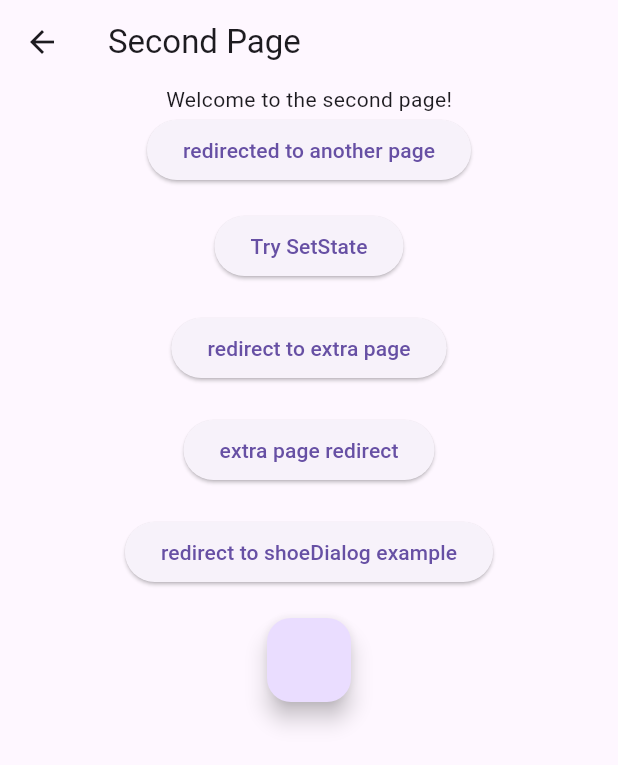
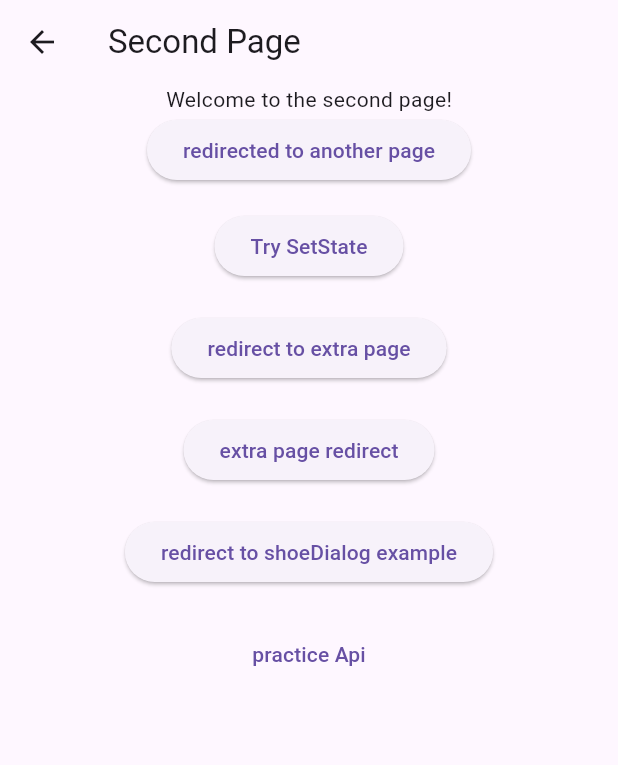
Before and after one commit to indrajeet62051/practice_flutter, a Flutter app: the SecondPage screen opened directly, on a phone screen of 412 x 824 dp. Shown: the top 765 px of the screen. Run offline on Flutter 3.47's test engine with Material 3 defaults, Android fonts, the phone set to English and light mode, and no system bars.

Commit message:
practice

```diff
--- a/lib/main.dart
+++ b/lib/main.dart
@@ -112,7 +112,7 @@ class SecondPage extends StatelessWidget {
             });
           }, child: Text("redirect to shoeDialog example")),
           SizedBox(height: 20,),
-          FloatingActionButton(onPressed: (){Navigator.push(context, MaterialPageRoute(builder: (context) => practice()));})
+          TextButton(onPressed: (){Navigator.push(context, MaterialPageRoute(builder: (context) => practice()));},child: Text("practice Api"),)
 
         ],
       )),
```
